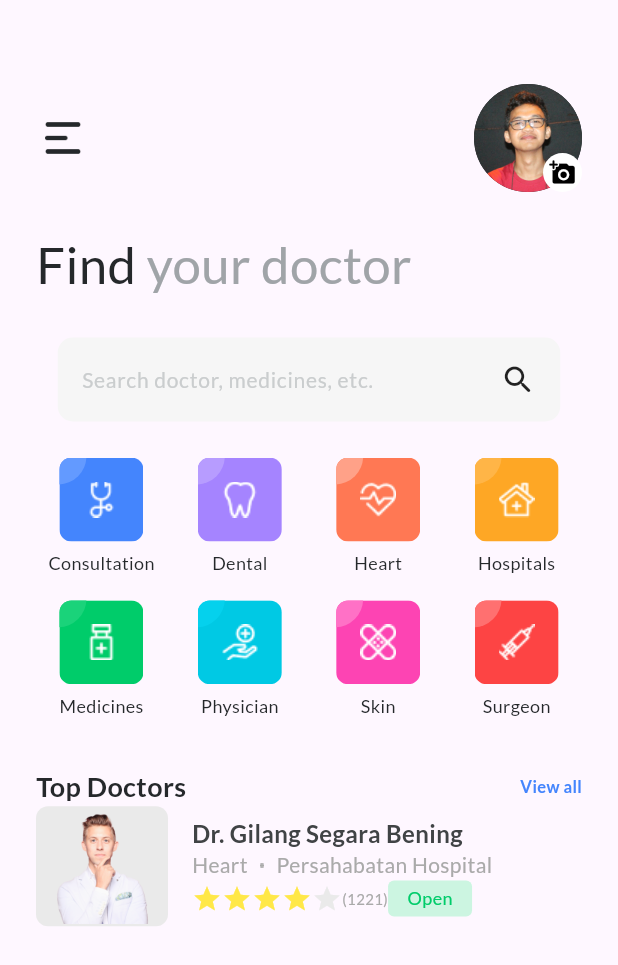
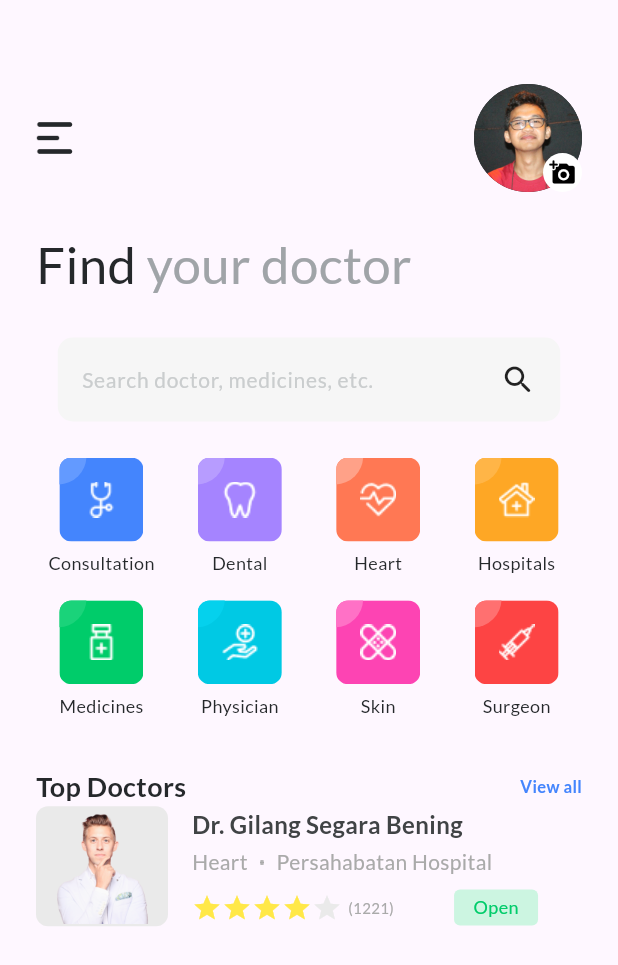
Before and after one commit to czarbasanal/flutter_doctor_app, a Flutter app: the screen it shows after launch, on a phone screen of 412 x 824 dp. Shown: the top 965 px of the screen. Run offline on Flutter 3.47's test engine with Material 2 defaults, Android fonts, the phone set to English and light mode, and no system bars; our stand-ins replace google_fonts.

Commit message:
commit changes

```diff
--- a/lib/doctor_item.dart
+++ b/lib/doctor_item.dart
@@ -59,7 +59,9 @@ class DoctorItem extends StatelessWidget {
                       color: const Color(0xff404345),
                     ),
                   ),
-                  Row(
+                  Padding(
+                    padding: const EdgeInsets.only(top: 4.0),
+                    child: Row(
                       mainAxisAlignment: MainAxisAlignment.spaceBetween,
                       children: [
                         Text(
@@ -84,14 +86,18 @@ class DoctorItem extends StatelessWidget {
                         ),
                       ],
                     ),
-                  Row(
-                    mainAxisAlignment: MainAxisAlignment.spaceBetween,
+                  ),
+                  Padding(
+                    padding: const EdgeInsets.only(top: 8.0),
+                    child: Row(
                       children: [
                         Rating(
                           index: index,
                           rating: rating,
                         ),
-                      Text(
+                        Padding(
+                          padding: const EdgeInsets.only(left: 4.0),
+                          child: Text(
                             numReviews,
                             style: GoogleFonts.lato(
                               fontWeight: FontWeight.w500,
@@ -99,8 +105,13 @@ class DoctorItem extends StatelessWidget {
                               color: const Color(0xffAAAAAA),
                             ),
                           ),
-                      DoctorStatus(status: status),
+                        ),
+                        Padding(
+                          padding: const EdgeInsets.only(left: 40.0),
+                          child: DoctorStatus(status: status),
+                        ),
                       ],
+                    ),
                   ),
                 ],
               ),
```
Also changed, not shown: images/Icons-Menu-Burger.png. Lines whose indentation alone changed are shown as unchanged.
